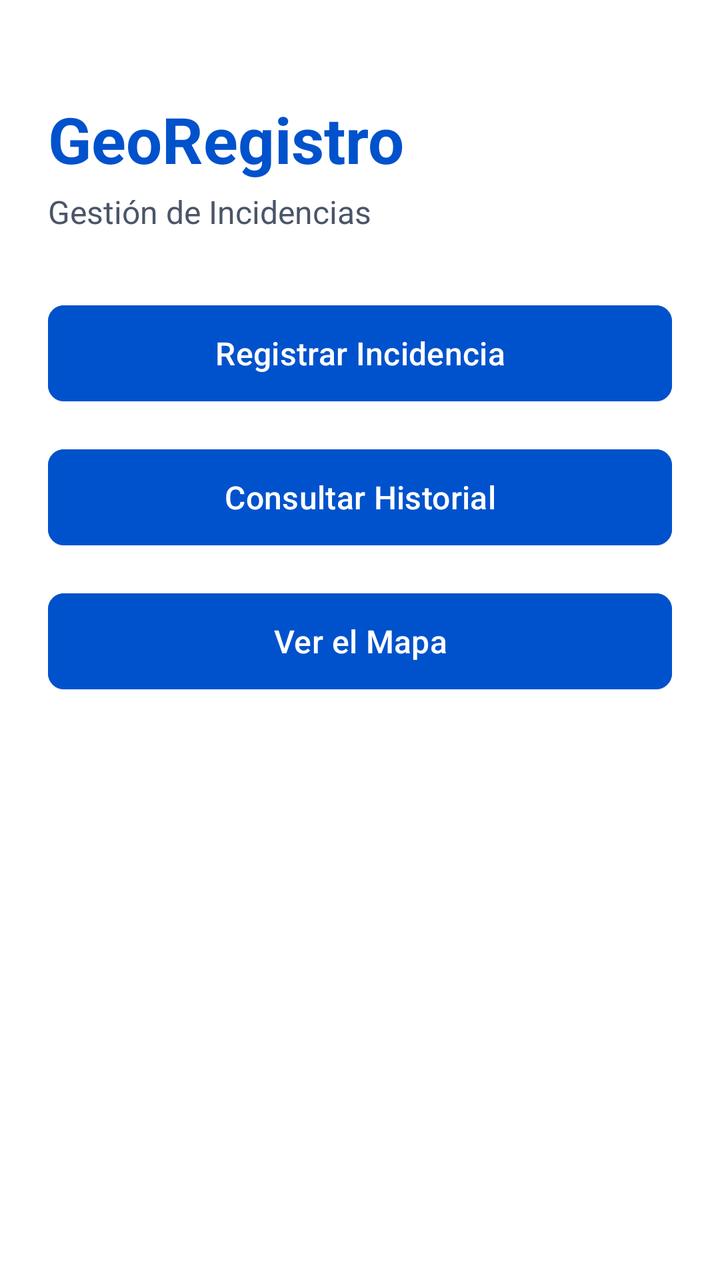
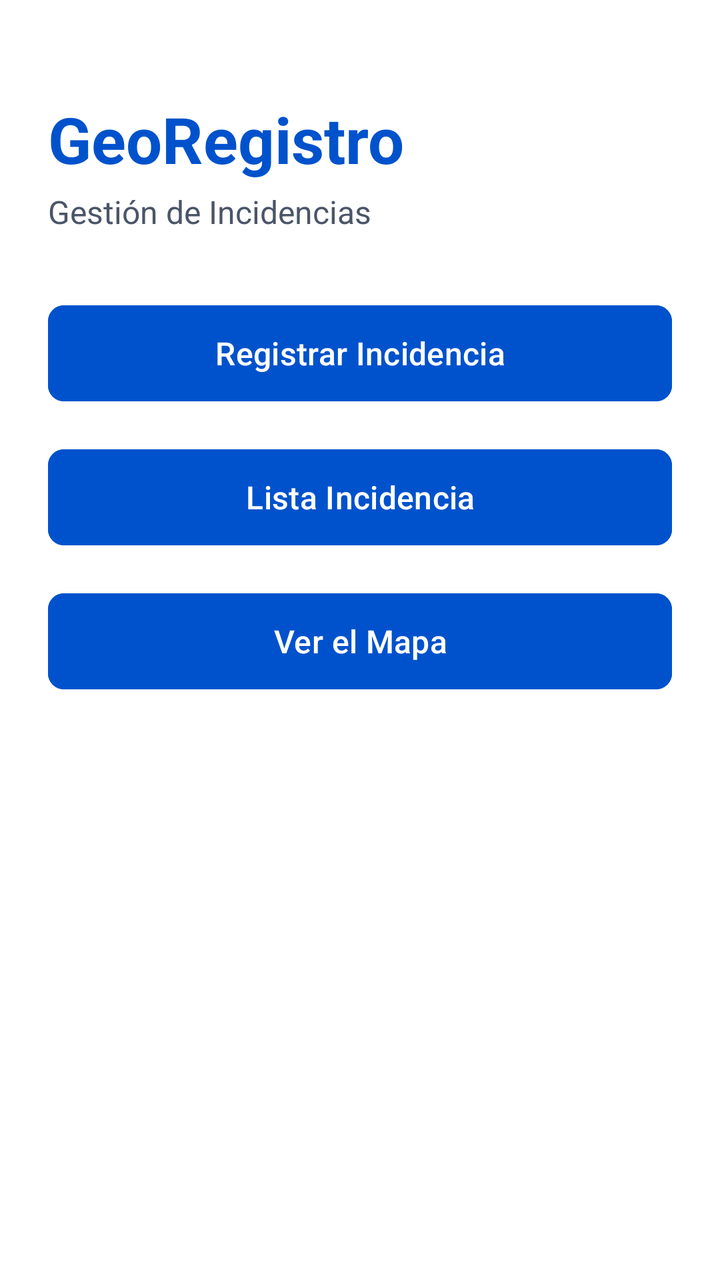

Compare the two renders of this Android layout. The source of the first and the diff that turns it into the second are given below.
<!-- AndroidManifest.xml: application theme Theme.GeoRegistro -->
<!-- res/layout/activity_main.xml -->
<?xml version="1.0" encoding="utf-8"?>
<LinearLayout xmlns:android="http://schemas.android.com/apk/res/android"
    xmlns:app="http://schemas.android.com/apk/res-auto"
    xmlns:tools="http://schemas.android.com/tools"
    android:id="@+id/main"
    android:layout_width="match_parent"
    android:layout_height="match_parent"
    android:background="#FFFFFF"
    android:orientation="vertical"
    android:padding="24dp"
    tools:context=".MainActivity">

    <LinearLayout
        android:id="@+id/constraintLayout"
        android:layout_width="match_parent"
        android:layout_height="wrap_content"
        android:layout_marginTop="24dp"
        android:layout_marginBottom="32dp"
        android:orientation="vertical">

        <TextView
            android:id="@+id/textView"
            android:layout_width="match_parent"
            android:layout_height="wrap_content"
            android:text="GeoRegistro"
            android:textColor="#0052CC"
            android:textSize="32sp"
            android:textStyle="bold" />

        <TextView
            android:layout_width="match_parent"
            android:layout_height="wrap_content"
            android:layout_marginTop="4dp"
            android:text="Gestión de Incidencias"
            android:textColor="#4A5568"
            android:textSize="16sp" />

    </LinearLayout>

    <Button
        android:id="@+id/button"
        android:layout_width="match_parent"
        android:layout_height="56dp"
        android:layout_marginBottom="16dp"
        android:backgroundTint="#0052CC"
        android:text="Registrar Incidencia"
        android:textColor="#FFFFFF"
        android:textSize="16sp"
        app:cornerRadius="8dp" />

    <Button
        android:id="@+id/button2"
        android:layout_width="match_parent"
        android:layout_height="56dp"
        android:layout_marginBottom="16dp"
        android:backgroundTint="#0052CC"
        android:text="Consultar Historial"
        android:textColor="#FFFFFF"
        android:textSize="16sp"
        app:cornerRadius="8dp" />

    <Button
        android:id="@+id/button3"
        android:layout_width="match_parent"
        android:layout_height="56dp"
        android:layout_marginBottom="16dp"
        android:backgroundTint="#0052CC"
        android:text="Ver el Mapa"
        android:textColor="#FFFFFF"
        android:textSize="16sp"
        app:cornerRadius="8dp" />



</LinearLayout>
<!-- resources referenced by this layout -->
<resources>
  <style name="Theme.GeoRegistro" parent="Base.Theme.GeoRegistro" />
  <style name="Base.Theme.GeoRegistro" parent="Theme.Material3.DayNight.NoActionBar">
          
          
      </style>
</resources>

<!-- the commit's change to res/layout/activity_main.xml (unified diff, before → after) -->
@@ -54,7 +54,7 @@
         android:layout_height="56dp"
         android:layout_marginBottom="16dp"
         android:backgroundTint="#0052CC"
-        android:text="Consultar Historial"
+        android:text="Lista Incidencia"
         android:textColor="#FFFFFF"
         android:textSize="16sp"
         app:cornerRadius="8dp" />
@@ -63,13 +63,10 @@
         android:id="@+id/button3"
         android:layout_width="match_parent"
         android:layout_height="56dp"
-        android:layout_marginBottom="16dp"
         android:backgroundTint="#0052CC"
         android:text="Ver el Mapa"
         android:textColor="#FFFFFF"
         android:textSize="16sp"
         app:cornerRadius="8dp" />
 
-
-
 </LinearLayout>
